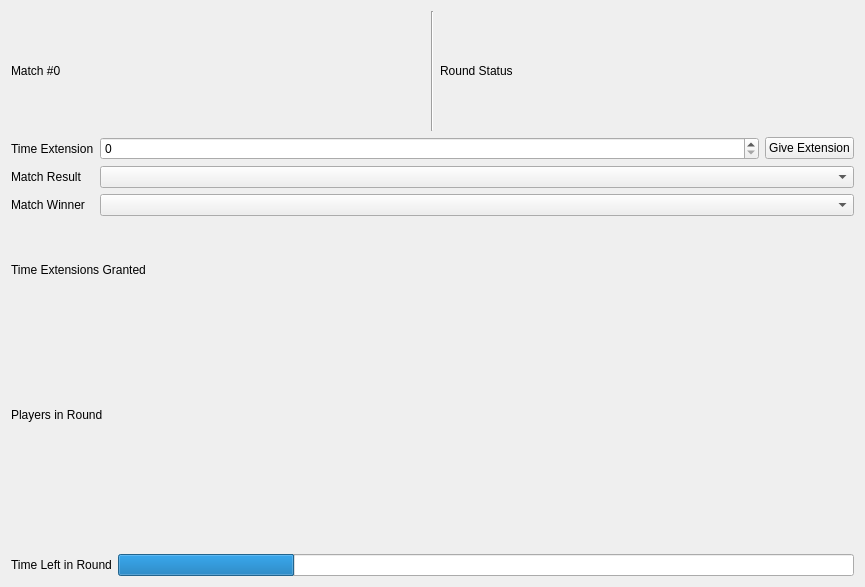
Qt form src/ui/tournament/roundviewwidget.ui (SquireTournamentServices/SquireDesktop) before a commit.
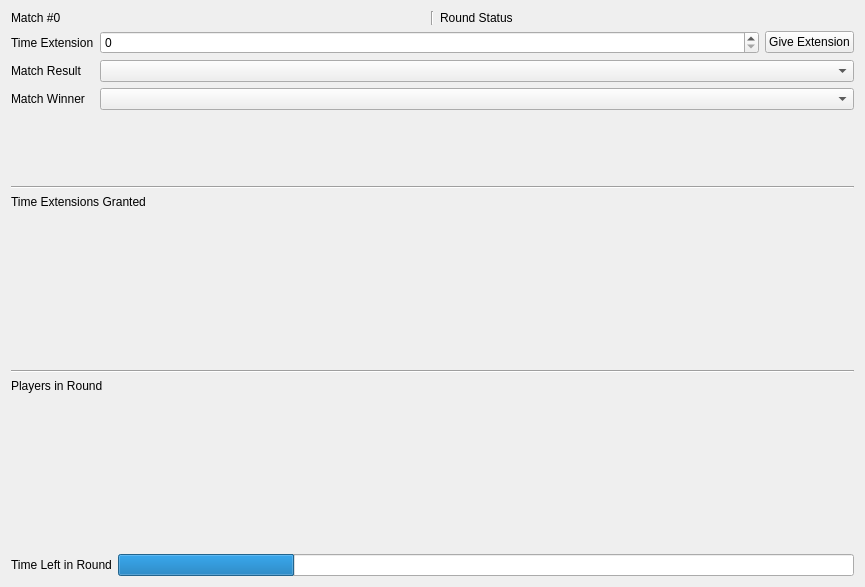
The same form after that commit.

```diff
--- a/src/ui/tournament/roundviewwidget.ui
+++ b/src/ui/tournament/roundviewwidget.ui
@@ -18,9 +18,18 @@
     <layout class="QHBoxLayout" name="topIndicator">
      <item>
       <widget class="QLabel" name="matchNumber">
+       <property name="sizePolicy">
+        <sizepolicy hsizetype="Preferred" vsizetype="Fixed">
+         <horstretch>0</horstretch>
+         <verstretch>0</verstretch>
+        </sizepolicy>
+       </property>
        <property name="text">
         <string>Match #0</string>
        </property>
+       <property name="textFormat">
+        <enum>Qt::PlainText</enum>
+       </property>
       </widget>
      </item>
      <item>
@@ -32,9 +41,18 @@
      </item>
      <item>
       <widget class="QLabel" name="roundStatus">
+       <property name="sizePolicy">
+        <sizepolicy hsizetype="Preferred" vsizetype="Fixed">
+         <horstretch>0</horstretch>
+         <verstretch>0</verstretch>
+        </sizepolicy>
+       </property>
        <property name="text">
         <string>Round Status</string>
        </property>
+       <property name="textFormat">
+        <enum>Qt::PlainText</enum>
+       </property>
       </widget>
      </item>
     </layout>
@@ -93,6 +111,13 @@
      </item>
     </layout>
    </item>
+   <item>
+    <widget class="Line" name="line_3">
+     <property name="orientation">
+      <enum>Qt::Horizontal</enum>
+     </property>
+    </widget>
+   </item>
    <item>
     <widget class="QLabel" name="timeExtensionTableLabel">
      <property name="sizePolicy">
@@ -109,6 +134,13 @@
    <item>
     <widget class="QWidget" name="timeExtensionTable" native="true"/>
    </item>
+   <item>
+    <widget class="Line" name="line_2">
+     <property name="orientation">
+      <enum>Qt::Horizontal</enum>
+     </property>
+    </widget>
+   </item>
    <item>
     <widget class="QLabel" name="playersInRoundTableLabel">
      <property name="sizePolicy">
```
